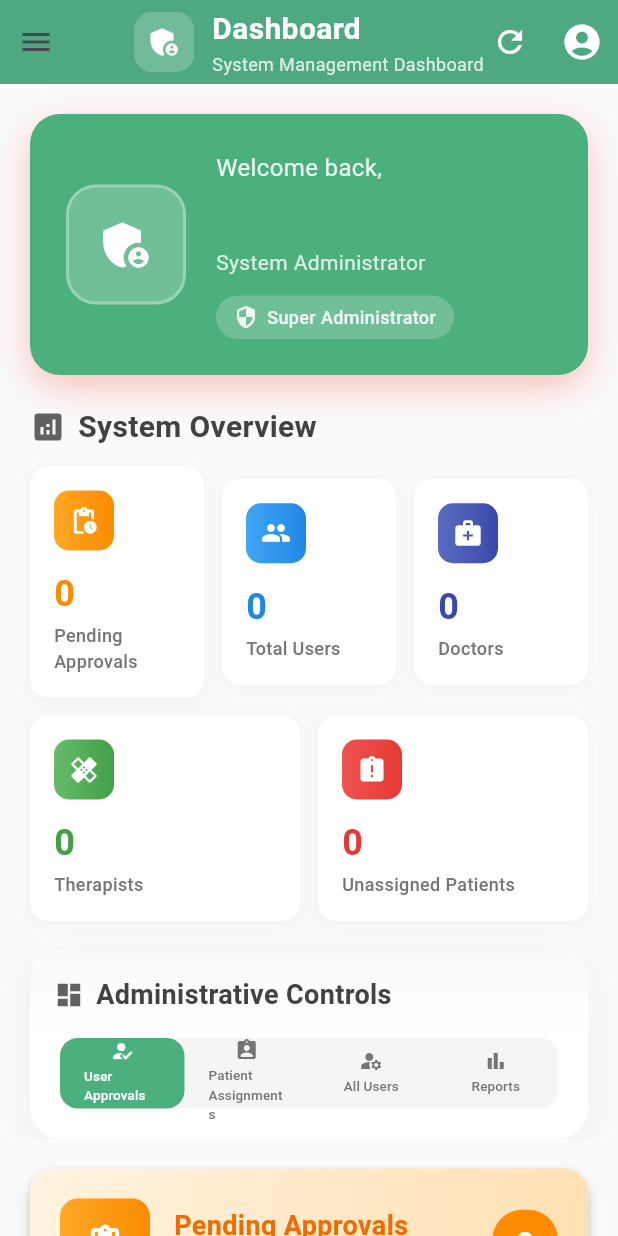
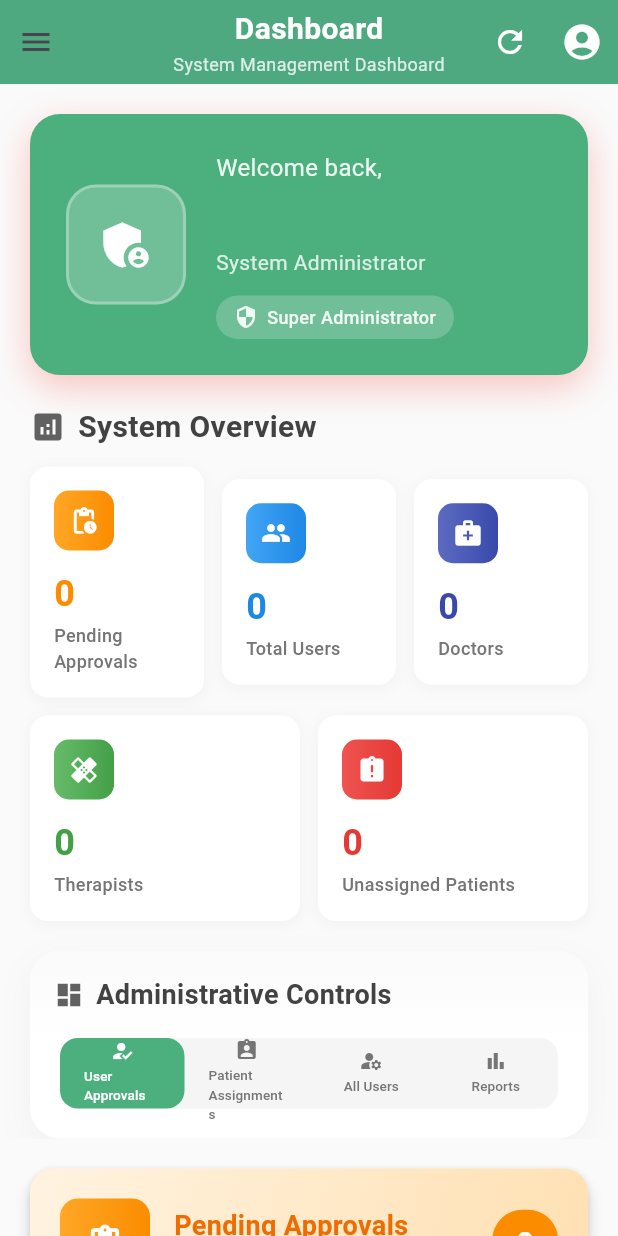
Before and after one commit to Rathin0708/iedeo-doc-admin, a Flutter app: the screen it shows once a user with an empty profile is signed in, on a phone screen of 412 x 824 dp. Run offline on Flutter 3.47's test engine with Material 3 defaults, Android fonts, the phone set to English and light mode, and no system bars; our stand-ins replace cloud_firestore, firebase_auth, firebase_core, firebase_storage, flutter_image_compress, google_sign_in and 4 more; accounts and stored records are empty.

```diff
--- a/lib/widgets/admin_appbar.dart
+++ b/lib/widgets/admin_appbar.dart
@@ -5,7 +5,7 @@ import 'package:provider/provider.dart';
 import '../services/admin_firebase_service.dart';
 import '../services/admin_auth_service.dart';
 
-/// Displays the icon, title, and optional subtitle in a row, suitable for centered placement in AppBar
+/// Displays only the title and optional subtitle, suitable for centered placement in AppBar
 class AdminAppBarCenter extends StatelessWidget {
   final String title;
   final String subtitle;
@@ -15,24 +15,7 @@ class AdminAppBarCenter extends StatelessWidget {
 
   @override
   Widget build(BuildContext context) {
-    return Row(
-      mainAxisSize: MainAxisSize.min,
-      children: [
-        Container(
-          padding: const EdgeInsets.all(8),
-          decoration: BoxDecoration(
-            color: Colors.white.withOpacity(0.2),
-            borderRadius: BorderRadius.circular(12),
-          ),
-          child: const Icon(
-            Icons.admin_panel_settings,
-            color: Colors.white,
-            size: 24,
-          ),
-        ),
-        const SizedBox(width: 12),
-        Column(
-          crossAxisAlignment: CrossAxisAlignment.start,
+    return Column(
       mainAxisSize: MainAxisSize.min,
       children: [
         Text(
@@ -50,8 +33,6 @@ class AdminAppBarCenter extends StatelessWidget {
               color: Colors.white.withOpacity(0.8),
               fontSize: 12,
             ),
-              ),
-          ],
           ),
       ],
     );
@@ -90,29 +71,7 @@ class AdminAppBar extends StatelessWidget {
             ),
           ),
           const SizedBox(width: 12),
-          Column(
-            crossAxisAlignment: CrossAxisAlignment.start,
-            mainAxisSize: MainAxisSize.min,
-            children: [
-              // Main title
-              Text(
-                title,
-                style: const TextStyle(
-                  color: Colors.white,
-                  fontSize: 20,
-                  fontWeight: FontWeight.bold,
-                ),
-              ),
-              if (subtitle.isNotEmpty)
-                Text(
-                  subtitle,
-                  style: TextStyle(
-                    color: Colors.white.withOpacity(0.8),
-                    fontSize: 12,
-                  ),
-                ),
-            ],
-          ),
+          AdminAppBarCenter(title: title, subtitle: subtitle),
           const Spacer(),
           // Refresh button
           IconButton(
```
Also changed, not shown: assets/images/docimg.jpg (added). Lines whose indentation alone changed are shown as unchanged.
